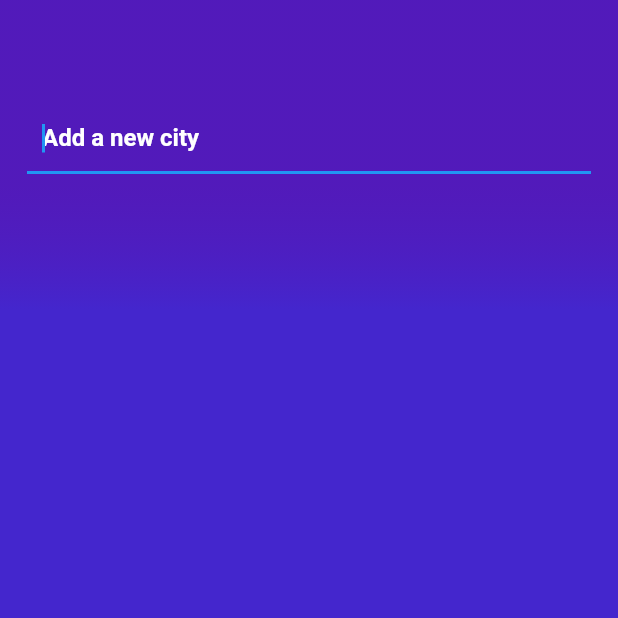
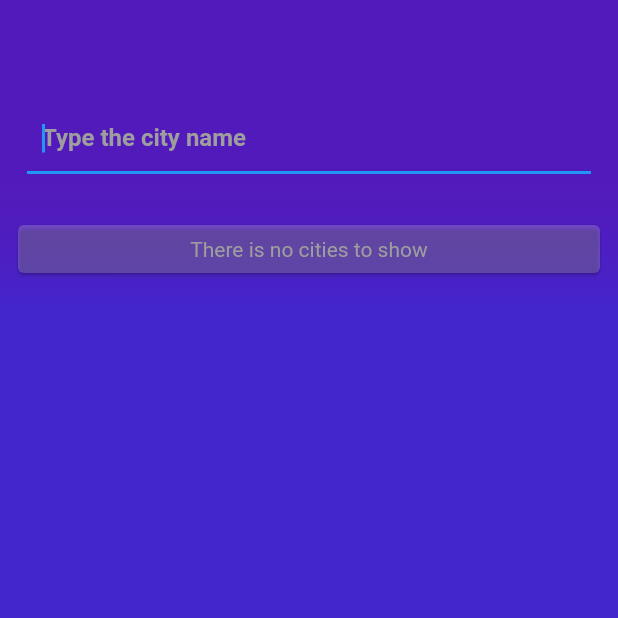
Before and after one commit to jorgesarabia/weather_example, a Flutter app: the screen it shows after launch, on a phone screen of 412 x 824 dp, the top half of it. Run offline on Flutter 3.47's test engine with Material 2 defaults, Android fonts, the phone set to English and light mode, and no system bars; our stand-ins replace bloc, flutter_bloc, freezed_annotation, get_it, injectable, sqflite; accounts and stored records are empty.

Commit message:
Improve some views

```diff
--- a/lib/app/application/storage.dart
+++ /dev/null
@@ -1,3 +0,0 @@
-class Storage {
-  static String myDataBase = 'weather.db';
-}
--- a/lib/city/application/add_city/add_city_event.dart
+++ b/lib/city/application/add_city/add_city_event.dart
@@ -2,7 +2,7 @@ part of 'add_city_bloc.dart';
 
 @freezed
 class AddCityEvent with _$AddCityEvent {
-  const factory AddCityEvent.getListByQuery(q) = _GetListByQueryEvent;
+  const factory AddCityEvent.getListByQuery(String q) = _GetListByQueryEvent;
   const factory AddCityEvent.addCityToList({
     required AutocompleteModel city,
     required bool isDefault,
--- a/lib/city/presentation/add_city/widgets/search_body.dart
+++ b/lib/city/presentation/add_city/widgets/search_body.dart
@@ -13,6 +13,28 @@ class SearchBody extends StatelessWidget {
   Widget build(BuildContext context) {
     return BlocBuilder<AddCityBloc, AddCityState>(
       builder: (context, state) {
+        if (state.isLoading) {
+          return const Center(
+            child: CircularProgressIndicator(),
+          );
+        }
+
+        if (state.listOfCities.isEmpty) {
+          return Card(
+            color: Colors.white.withOpacity(0.2),
+            child: const Padding(
+              padding: EdgeInsets.all(8.0),
+              child: Text(
+                'There is no cities to show',
+                textAlign: TextAlign.center,
+                style: TextStyle(
+                  color: Colors.grey,
+                ),
+              ),
+            ),
+          );
+        }
+
         return Column(
           children: List.generate(
             state.listOfCities.length,
@@ -25,15 +47,3 @@ class SearchBody extends StatelessWidget {
     );
   }
 }
-
-// CityCard(
-//   city: AutocompleteModel(
-//     version: 1,
-//     key: '9243',
-//     type: 'City',
-//     rank: 55,
-//     localizedName: 'Clorinda',
-//     country: Country(iD: 'AR', localizedName: 'Argentina'),
-//     administrativeArea: Country(iD: 'P', localizedName: 'Formosa'),
-//   ),
-// ),
--- a/lib/city/presentation/add_city/widgets/search_field.dart
+++ b/lib/city/presentation/add_city/widgets/search_field.dart
@@ -15,9 +15,9 @@ class SearchField extends StatelessWidget {
             child: TextFormField(
               autofocus: true,
               decoration: const InputDecoration(
-                hintText: 'Add a new city',
+                hintText: 'Type the city name',
                 hintStyle: TextStyle(
-                  color: Colors.white,
+                  color: Colors.grey,
                   fontWeight: FontWeight.bold,
                 ),
                 contentPadding: EdgeInsets.all(10),
```
Also changed, not shown: lib/city/application/add_city/add_city_bloc.dart (+25 -5 lines), lib/city/application/add_city/add_city_bloc.freezed.dart.
